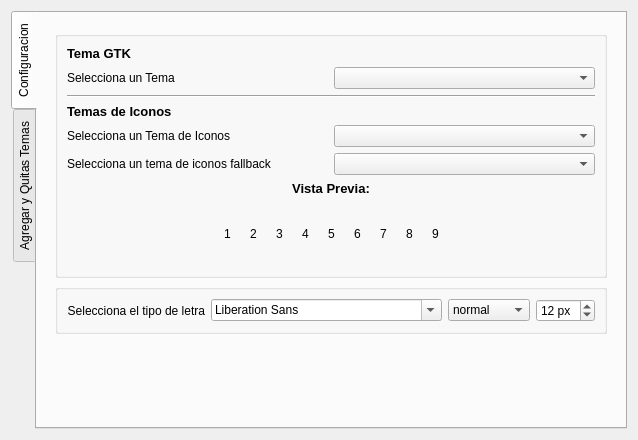
This is gui.ui in KDE/kde-gtk-config as Qt 5 draws it before an edit. The edited form follows.
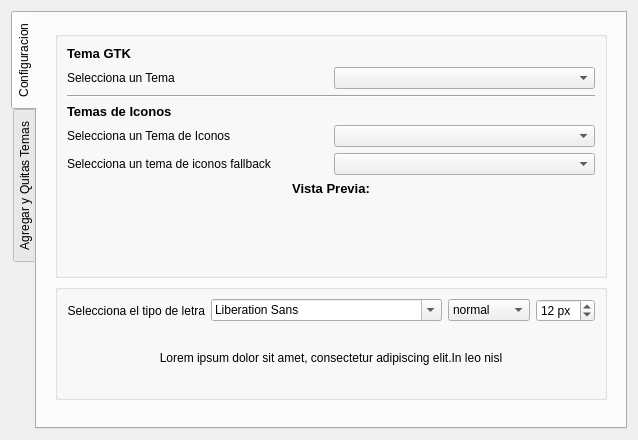
This is the edited form. Icons and pictures are not drawn.

Commit message: solucionado problema raro de los iconos XD, añadido vista previa de tipo de letra

The edit to the form file:
```diff
--- a/gui.ui
+++ b/gui.ui
@@ -136,14 +136,17 @@
                    </size>
                   </property>
                   <property name="text">
-                   <string>1</string>
+                   <string/>
+                  </property>
+                  <property name="pixmap">
+                   <pixmap>../../../../../../../usr/share/icons/oxygen/48x48/mimetypes/application-x-zerosize.png</pixmap>
                   </property>
                  </widget>
                 </item>
                 <item>
                  <widget class="QLabel" name="label_3">
                   <property name="text">
-                   <string>  </string>
+                   <string/>
                   </property>
                  </widget>
                 </item>
@@ -162,14 +165,17 @@
                    </size>
                   </property>
                   <property name="text">
-                   <string>2</string>
+                   <string/>
+                  </property>
+                  <property name="pixmap">
+                   <pixmap>../../../../../../../usr/share/icons/oxygen/48x48/mimetypes/application-x-zerosize.png</pixmap>
                   </property>
                  </widget>
                 </item>
                 <item>
                  <widget class="QLabel" name="label_4">
                   <property name="text">
-                   <string>  </string>
+                   <string/>
                   </property>
                  </widget>
                 </item>
@@ -188,91 +194,112 @@
                    </size>
                   </property>
                   <property name="text">
-                   <string>3</string>
+                   <string/>
+                  </property>
+                  <property name="pixmap">
+                   <pixmap>../../../../../../../usr/share/icons/oxygen/48x48/mimetypes/application-x-zerosize.png</pixmap>
                   </property>
                  </widget>
                 </item>
                 <item>
                  <widget class="QLabel" name="label_12">
                   <property name="text">
-                   <string>  </string>
+                   <string/>
                   </property>
                  </widget>
                 </item>
                 <item>
                  <widget class="QLabel" name="lb_prev_4">
                   <property name="text">
-                   <string>4</string>
+                   <string/>
+                  </property>
+                  <property name="pixmap">
+                   <pixmap>../../../../../../../usr/share/icons/oxygen/48x48/mimetypes/application-x-zerosize.png</pixmap>
                   </property>
                  </widget>
                 </item>
                 <item>
                  <widget class="QLabel" name="label_14">
                   <property name="text">
-                   <string>  </string>
+                   <string/>
                   </property>
                  </widget>
                 </item>
                 <item>
                  <widget class="QLabel" name="lb_prev_5">
                   <property name="text">
-                   <string>5</string>
+                   <string/>
+                  </property>
+                  <property name="pixmap">
+                   <pixmap>../../../../../../../usr/share/icons/oxygen/48x48/mimetypes/application-x-zerosize.png</pixmap>
                   </property>
                  </widget>
                 </item>
                 <item>
                  <widget class="QLabel" name="label_15">
                   <property name="text">
-                   <string>  </string>
+                   <string/>
                   </property>
                  </widget>
                 </item>
                 <item>
                  <widget class="QLabel" name="lb_prev_6">
                   <property name="text">
-                   <string>6</string>
+                   <string/>
+                  </property>
+                  <property name="pixmap">
+                   <pixmap>../../../../../../../usr/share/icons/oxygen/48x48/mimetypes/application-x-zerosize.png</pixmap>
                   </property>
                  </widget>
                 </item>
                 <item>
                  <widget class="QLabel" name="label_16">
                   <property name="text">
-                   <string>  </string>
+                   <string/>
                   </property>
                  </widget>
                 </item>
                 <item>
                  <widget class="QLabel" name="lb_prev_7">
                   <property name="text">
-                   <string>7</string>
+                   <string/>
+                  </property>
+                  <property name="pixmap">
+                   <pixmap>../../../../../../../usr/share/icons/oxygen/48x48/mimetypes/application-x-zerosize.png</pixmap>
                   </property>
                  </widget>
                 </item>
                 <item>
                  <widget class="QLabel" name="label_17">
                   <property name="text">
-                   <string>  </string>
+                   <string/>
                   </property>
                  </widget>
                 </item>
                 <item>
                  <widget class="QLabel" name="lb_prev_8">
                   <property name="text">
-                   <string>8</string>
+                   <string/>
+                  </property>
+                  <property name="pixmap">
+                   <pixmap>../../../../../../../usr/share/icons/oxygen/48x48/mimetypes/application-x-zerosize.png</pixmap>
                   </property>
                  </widget>
                 </item>
                 <item>
                  <widget class="QLabel" name="label_18">
                   <property name="text">
-                   <string>  </string>
+                   <string/>
                   </property>
                  </widget>
                 </item>
                 <item>
                  <widget class="QLabel" name="lb_prev_9">
                   <property name="text">
-                   <string>9</string>
+                   <string/>
+                  </property>
+                  <property name="pixmap">
+                   <pixmap>../../../../../../../usr/share/icons/oxygen/48x48/mimetypes/application-x-zerosize.png</pixmap>
                   </property>
                  </widget>
                 </item>
@@ -378,8 +405,8 @@
               <verstretch>0</verstretch>
              </sizepolicy>
             </property>
-            <layout class="QHBoxLayout" name="horizontalLayout_3">
-             <item>
+            <layout class="QGridLayout" name="gridLayout">
+             <item row="0" column="0">
               <widget class="QLabel" name="label_5">
                <property name="text">
                 <string>Selecciona el tipo de letra</string>
@@ -395,14 +422,14 @@
                </property>
               </widget>
              </item>
-             <item>
+             <item row="0" column="1">
               <widget class="QFontComboBox" name="cb_font">
                <property name="fontFilters">
                 <set>QFontComboBox::MonospacedFonts|QFontComboBox::ProportionalFonts|QFontComboBox::ScalableFonts</set>
                </property>
               </widget>
              </item>
-             <item>
+             <item row="0" column="2">
               <widget class="QComboBox" name="cb_font_style">
                <item>
                 <property name="text">
@@ -426,7 +453,7 @@
                </item>
               </widget>
              </item>
-             <item>
+             <item row="0" column="3">
               <widget class="QSpinBox" name="spin_font_tam">
                <property name="suffix">
                 <string> px</string>
@@ -442,6 +469,37 @@
                </property>
               </widget>
              </item>
+             <item row="1" column="0" rowspan="2" colspan="4">
+              <widget class="QWidget" name="widget" native="true">
+               <property name="minimumSize">
+                <size>
+                 <width>0</width>
+                 <height>60</height>
+                </size>
+               </property>
+               <property name="maximumSize">
+                <size>
+                 <width>16777215</width>
+                 <height>160</height>
+                </size>
+               </property>
+               <layout class="QVBoxLayout" name="verticalLayout_2">
+                <item>
+                 <widget class="QLabel" name="lb_font_preview">
+                  <property name="text">
+                   <string>Lorem ipsum dolor sit amet, consectetur adipiscing elit.In leo nisl</string>
+                  </property>
+                  <property name="alignment">
+                   <set>Qt::AlignCenter</set>
+                  </property>
+                  <property name="wordWrap">
+                   <bool>true</bool>
+                  </property>
+                 </widget>
+                </item>
+               </layout>
+              </widget>
+             </item>
             </layout>
            </widget>
           </item>
```
The commit also changes 2 other files.
